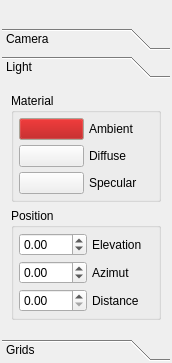
The window that src/cpp/gui/base/interface/controlpanelwidget.ui (openalea/plantgl) describes before a commit, drawn with Qt 5.
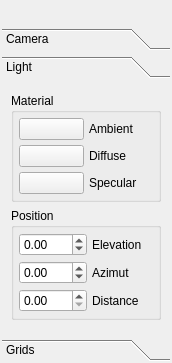
The same window after the commit. The open tabs and pages were chosen to show the change.

Commit message: Fill background of color selection Button

The edit to the form file:
```diff
--- a/src/cpp/gui/base/interface/controlpanelwidget.ui
+++ b/src/cpp/gui/base/interface/controlpanelwidget.ui
@@ -226,475 +226,6 @@
           </item>
           <item row="0" column="0" >
            <widget class="QPushButton" name="__LightAmbientButton" >
-            <property name="palette" >
-             <palette>
-              <active>
-               <colorrole role="WindowText" >
-                <brush brushstyle="SolidPattern" >
-                 <color alpha="255" >
-                  <red>0</red>
-                  <green>0</green>
-                  <blue>0</blue>
-                 </color>
-                </brush>
-               </colorrole>
-               <colorrole role="Button" >
-                <brush brushstyle="SolidPattern" >
-                 <color alpha="255" >
-                  <red>170</red>
-                  <green>0</green>
-                  <blue>0</blue>
-                 </color>
-                </brush>
-               </colorrole>
-               <colorrole role="Light" >
-                <brush brushstyle="SolidPattern" >
-                 <color alpha="255" >
-                  <red>255</red>
-                  <green>255</green>
-                  <blue>255</blue>
-                 </color>
-                </brush>
-               </colorrole>
-               <colorrole role="Midlight" >
-                <brush brushstyle="SolidPattern" >
-                 <color alpha="255" >
-                  <red>241</red>
-                  <green>239</green>
-                  <blue>226</blue>
-                 </color>
-                </brush>
-               </colorrole>
-               <colorrole role="Dark" >
-                <brush brushstyle="SolidPattern" >
-                 <color alpha="255" >
-                  <red>172</red>
-                  <green>168</green>
-                  <blue>153</blue>
-                 </color>
-                </brush>
-               </colorrole>
-               <colorrole role="Mid" >
-                <brush brushstyle="SolidPattern" >
-                 <color alpha="255" >
-                  <red>157</red>
-                  <green>155</green>
-                  <blue>144</blue>
-                 </color>
-                </brush>
-               </colorrole>
-               <colorrole role="Text" >
-                <brush brushstyle="SolidPattern" >
-                 <color alpha="255" >
-                  <red>0</red>
-                  <green>0</green>
-                  <blue>0</blue>
-                 </color>
-                </brush>
-               </colorrole>
-               <colorrole role="BrightText" >
-                <brush brushstyle="SolidPattern" >
-                 <color alpha="255" >
-                  <red>255</red>
-                  <green>255</green>
-                  <blue>255</blue>
-                 </color>
-                </brush>
-               </colorrole>
-               <colorrole role="ButtonText" >
-                <brush brushstyle="SolidPattern" >
-                 <color alpha="255" >
-                  <red>0</red>
-                  <green>0</green>
-                  <blue>0</blue>
-                 </color>
-                </brush>
-               </colorrole>
-               <colorrole role="Base" >
-                <brush brushstyle="SolidPattern" >
-                 <color alpha="255" >
-                  <red>255</red>
-                  <green>255</green>
-                  <blue>255</blue>
-                 </color>
-                </brush>
-               </colorrole>
-               <colorrole role="Window" >
-                <brush brushstyle="SolidPattern" >
-                 <color alpha="255" >
-                  <red>236</red>
-                  <green>233</green>
-                  <blue>216</blue>
-                 </color>
-                </brush>
-               </colorrole>
-               <colorrole role="Shadow" >
-                <brush brushstyle="SolidPattern" >
-                 <color alpha="255" >
-                  <red>113</red>
-                  <green>111</green>
-                  <blue>100</blue>
-                 </color>
-                </brush>
-               </colorrole>
-               <colorrole role="Highlight" >
-                <brush brushstyle="SolidPattern" >
-                 <color alpha="255" >
-                  <red>49</red>
-                  <green>106</green>
-                  <blue>197</blue>
-                 </color>
-                </brush>
-               </colorrole>
-               <colorrole role="HighlightedText" >
-                <brush brushstyle="SolidPattern" >
-                 <color alpha="255" >
-                  <red>255</red>
-                  <green>255</green>
-                  <blue>255</blue>
-                 </color>
-                </brush>
-               </colorrole>
-               <colorrole role="Link" >
-                <brush brushstyle="SolidPattern" >
-                 <color alpha="255" >
-                  <red>0</red>
-                  <green>0</green>
-                  <blue>255</blue>
-                 </color>
-                </brush>
-               </colorrole>
-               <colorrole role="LinkVisited" >
-                <brush brushstyle="SolidPattern" >
-                 <color alpha="255" >
-                  <red>255</red>
-                  <green>0</green>
-                  <blue>255</blue>
-                 </color>
-                </brush>
-               </colorrole>
-               <colorrole role="AlternateBase" >
-                <brush brushstyle="SolidPattern" >
-                 <color alpha="255" >
-                  <red>232</red>
-                  <green>232</green>
-                  <blue>232</blue>
-                 </color>
-                </brush>
-               </colorrole>
-              </active>
-              <inactive>
-               <colorrole role="WindowText" >
-                <brush brushstyle="SolidPattern" >
-                 <color alpha="255" >
-                  <red>0</red>
-                  <green>0</green>
-                  <blue>0</blue>
-                 </color>
-                </brush>
-               </colorrole>
-               <colorrole role="Button" >
-                <brush brushstyle="SolidPattern" >
-                 <color alpha="255" >
-                  <red>170</red>
-                  <green>0</green>
-                  <blue>0</blue>
-                 </color>
-                </brush>
-               </colorrole>
-               <colorrole role="Light" >
-                <brush brushstyle="SolidPattern" >
-                 <color alpha="255" >
-                  <red>255</red>
-                  <green>255</green>
-                  <blue>255</blue>
-                 </color>
-                </brush>
-               </colorrole>
-               <colorrole role="Midlight" >
-                <brush brushstyle="SolidPattern" >
-                 <color alpha="255" >
-                  <red>241</red>
-                  <green>239</green>
-                  <blue>226</blue>
-                 </color>
-                </brush>
-               </colorrole>
-               <colorrole role="Dark" >
-                <brush brushstyle="SolidPattern" >
-                 <color alpha="255" >
-                  <red>172</red>
-                  <green>168</green>
-                  <blue>153</blue>
-                 </color>
-                </brush>
-               </colorrole>
-               <colorrole role="Mid" >
-                <brush brushstyle="SolidPattern" >
-                 <color alpha="255" >
-                  <red>157</red>
-                  <green>155</green>
-                  <blue>144</blue>
-                 </color>
-                </brush>
-               </colorrole>
-               <colorrole role="Text" >
-                <brush brushstyle="SolidPattern" >
-                 <color alpha="255" >
-                  <red>0</red>
-                  <green>0</green>
-                  <blue>0</blue>
-                 </color>
-                </brush>
-               </colorrole>
-               <colorrole role="BrightText" >
-                <brush brushstyle="SolidPattern" >
-                 <color alpha="255" >
-                  <red>255</red>
-                  <green>255</green>
-                  <blue>255</blue>
-                 </color>
-                </brush>
-               </colorrole>
-               <colorrole role="ButtonText" >
-                <brush brushstyle="SolidPattern" >
-                 <color alpha="255" >
-                  <red>0</red>
-                  <green>0</green>
-                  <blue>0</blue>
-                 </color>
-                </brush>
-               </colorrole>
-               <colorrole role="Base" >
-                <brush brushstyle="SolidPattern" >
-                 <color alpha="255" >
-                  <red>255</red>
-                  <green>255</green>
-                  <blue>255</blue>
-                 </color>
-                </brush>
-               </colorrole>
-               <colorrole role="Window" >
-                <brush brushstyle="SolidPattern" >
-                 <color alpha="255" >
-                  <red>236</red>
-                  <green>233</green>
-                  <blue>216</blue>
-                 </color>
-                </brush>
-               </colorrole>
-               <colorrole role="Shadow" >
-                <brush brushstyle="SolidPattern" >
-                 <color alpha="255" >
-                  <red>113</red>
-                  <green>111</green>
-                  <blue>100</blue>
-                 </color>
-                </brush>
-               </colorrole>
-               <colorrole role="Highlight" >
-                <brush brushstyle="SolidPattern" >
-                 <color alpha="255" >
-                  <red>236</red>
-                  <green>233</green>
-                  <blue>216</blue>
-                 </color>
-                </brush>
-               </colorrole>
-               <colorrole role="HighlightedText" >
-                <brush brushstyle="SolidPattern" >
-                 <color alpha="255" >
-                  <red>0</red>
-                  <green>0</green>
-                  <blue>0</blue>
-                 </color>
-                </brush>
-               </colorrole>
-               <colorrole role="Link" >
-                <brush brushstyle="SolidPattern" >
-                 <color alpha="255" >
-                  <red>0</red>
-                  <green>0</green>
-                  <blue>255</blue>
-                 </color>
-                </brush>
-               </colorrole>
-               <colorrole role="LinkVisited" >
-                <brush brushstyle="SolidPattern" >
-                 <color alpha="255" >
-                  <red>255</red>
-                  <green>0</green>
-                  <blue>255</blue>
-                 </color>
-                </brush>
-               </colorrole>
-               <colorrole role="AlternateBase" >
-                <brush brushstyle="SolidPattern" >
-                 <color alpha="255" >
-                  <red>232</red>
-                  <green>232</green>
-                  <blue>232</blue>
-                 </color>
-                </brush>
-               </colorrole>
-              </inactive>
-              <disabled>
-               <colorrole role="WindowText" >
-                <brush brushstyle="SolidPattern" >
-                 <color alpha="255" >
-                  <red>118</red>
-                  <green>116</green>
-                  <blue>108</blue>
-                 </color>
-                </brush>
-               </colorrole>
-               <colorrole role="Button" >
-                <brush brushstyle="SolidPattern" >
-                 <color alpha="255" >
-                  <red>170</red>
-                  <green>0</green>
-                  <blue>0</blue>
-                 </color>
-                </brush>
-               </colorrole>
-               <colorrole role="Light" >
-                <brush brushstyle="SolidPattern" >
-                 <color alpha="255" >
-                  <red>255</red>
-                  <green>255</green>
-                  <blue>255</blue>
-                 </color>
-                </brush>
-               </colorrole>
-               <colorrole role="Midlight" >
-                <brush brushstyle="SolidPattern" >
-                 <color alpha="255" >
-                  <red>245</red>
-                  <green>244</green>
-                  <blue>235</blue>
-                 </color>
-                </brush>
-               </colorrole>
-               <colorrole role="Dark" >
-                <brush brushstyle="SolidPattern" >
-                 <color alpha="255" >
-                  <red>172</red>
-                  <green>168</green>
-                  <blue>153</blue>
-                 </color>
-                </brush>
-               </colorrole>
-               <colorrole role="Mid" >
-                <brush brushstyle="SolidPattern" >
-                 <color alpha="255" >
-                  <red>157</red>
-                  <green>155</green>
-                  <blue>144</blue>
-                 </color>
-                </brush>
-               </colorrole>
-               <colorrole role="Text" >
-                <brush brushstyle="SolidPattern" >
-                 <color alpha="255" >
-                  <red>118</red>
-                  <green>116</green>
-                  <blue>108</blue>
-                 </color>
-                </brush>
-               </colorrole>
-               <colorrole role="BrightText" >
-                <brush brushstyle="SolidPattern" >
-                 <color alpha="255" >
-                  <red>255</red>
-                  <green>255</green>
-                  <blue>255</blue>
-                 </color>
-                </brush>
-               </colorrole>
-               <colorrole role="ButtonText" >
-                <brush brushstyle="SolidPattern" >
-                 <color alpha="255" >
-                  <red>118</red>
-                  <green>116</green>
-                  <blue>108</blue>
-                 </color>
-                </brush>
-               </colorrole>
-               <colorrole role="Base" >
-                <brush brushstyle="SolidPattern" >
-                 <color alpha="255" >
-                  <red>236</red>
-                  <green>233</green>
-                  <blue>216</blue>
-                 </color>
-                </brush>
-               </colorrole>
-               <colorrole role="Window" >
-                <brush brushstyle="SolidPattern" >
-                 <color alpha="255" >
-                  <red>236</red>
-                  <green>233</green>
-                  <blue>216</blue>
-                 </color>
-                </brush>
-               </colorrole>
-               <colorrole role="Shadow" >
-                <brush brushstyle="SolidPattern" >
-                 <color alpha="255" >
-                  <red>0</red>
-                  <green>0</green>
-                  <blue>0</blue>
-                 </color>
-                </brush>
-               </colorrole>
-               <colorrole role="Highlight" >
-                <brush brushstyle="SolidPattern" >
-                 <color alpha="255" >
-                  <red>49</red>
-                  <green>106</green>
-                  <blue>197</blue>
-                 </color>
-                </brush>
-               </colorrole>
-               <colorrole role="HighlightedText" >
-                <brush brushstyle="SolidPattern" >
-                 <color alpha="255" >
-                  <red>255</red>
-                  <green>255</green>
-                  <blue>255</blue>
-                 </color>
-                </brush>
-               </colorrole>
-               <colorrole role="Link" >
-                <brush brushstyle="SolidPattern" >
-                 <color alpha="255" >
-                  <red>0</red>
-                  <green>0</green>
-                  <blue>255</blue>
-                 </color>
-                </brush>
-               </colorrole>
-               <colorrole role="LinkVisited" >
-                <brush brushstyle="SolidPattern" >
-                 <color alpha="255" >
-                  <red>255</red>
-                  <green>0</green>
-                  <blue>255</blue>
-                 </color>
-                </brush>
-               </colorrole>
-               <colorrole role="AlternateBase" >
-                <brush brushstyle="SolidPattern" >
-                 <color alpha="255" >
-                  <red>232</red>
-                  <green>232</green>
-                  <blue>232</blue>
-                 </color>
-                </brush>
-               </colorrole>
-              </disabled>
-             </palette>
-            </property>
             <property name="text" >
              <string/>
             </property>
```
Left out of the diff: 2 changed lines with no effect on the pictures. The commit also changes 4 other files.
